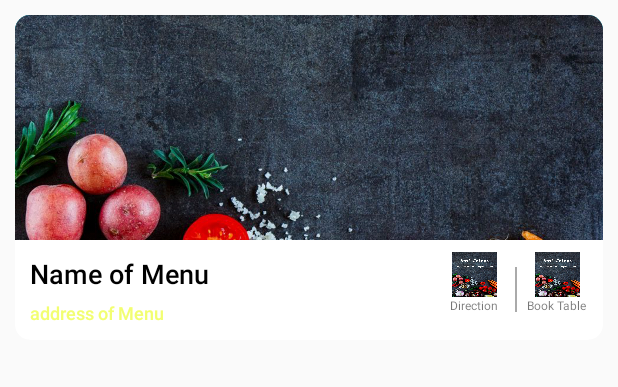
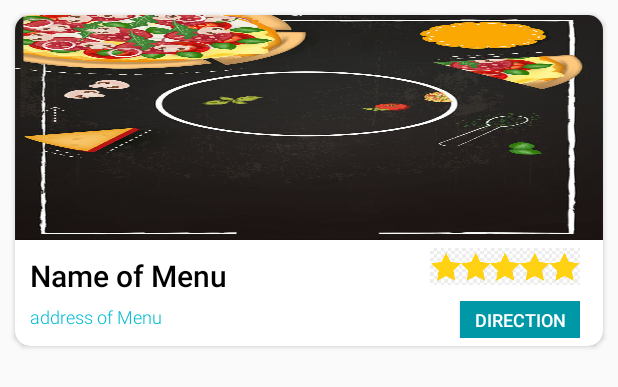
Before and after one commit to simranjots/Food_Galaxy, an Android app: the layout menu_item.xml on its own in the app's theme, with its tools: preview values and no code run, on a phone screen of 412 x 824 dp. Shown: the top 387 px of the screen. Run offline under Robolectric (Android 15) with nearby library versions, the phone set to English and light mode, and no system bars.

Commit message:
Design menu

```diff
--- a/app/src/main/java/com/example/foodgalaxy/RestaurantsList.java
+++ b/app/src/main/java/com/example/foodgalaxy/RestaurantsList.java
@@ -13,6 +13,7 @@ import com.example.foodgalaxy.ViewHolder.RestaurantAdapter;
 import java.util.ArrayList;
 
 public class RestaurantsList extends AppCompatActivity {
+
     ArrayList<Restaurant> restaurantsList = new ArrayList<Restaurant>();
     boolean IsDelivery;
     int size;
--- a/app/src/main/java/com/example/foodgalaxy/ViewHolder/RestaurantAdapter.java
+++ b/app/src/main/java/com/example/foodgalaxy/ViewHolder/RestaurantAdapter.java
@@ -6,6 +6,7 @@ import android.util.Log;
 import android.view.LayoutInflater;
 import android.view.View;
 import android.view.ViewGroup;
+import android.widget.LinearLayout;
 import android.widget.RelativeLayout;
 import android.widget.TextView;
 import android.widget.Toast;
@@ -20,6 +21,7 @@ import com.example.foodgalaxy.RestaurantDetailPage;
 import java.util.ArrayList;
 
 public class RestaurantAdapter extends  RecyclerView.Adapter<RestaurantAdapter.ViewHolder>  {
+
     private ArrayList<Restaurant> restaurants;
     private Context mContext;
 
@@ -33,7 +35,7 @@ public class RestaurantAdapter extends  RecyclerView.Adapter<RestaurantAdapter.V
     @Override
     public RestaurantAdapter.ViewHolder onCreateViewHolder(@NonNull ViewGroup parent, int viewType) {
         LayoutInflater layoutInflater = LayoutInflater.from(parent.getContext());
-        View listItem= layoutInflater.inflate(R.layout.restaurants, parent, false);
+        View listItem= layoutInflater.inflate(R.layout.menu_item, parent, false);
         RestaurantAdapter.ViewHolder holder = new RestaurantAdapter.ViewHolder(listItem);
         return holder;
 
@@ -67,11 +69,11 @@ public class RestaurantAdapter extends  RecyclerView.Adapter<RestaurantAdapter.V
     public class ViewHolder extends RecyclerView.ViewHolder
     {
         TextView name;
-        RelativeLayout restaurantList;
+        LinearLayout restaurantList;
         public ViewHolder(@NonNull View itemView) {
             super(itemView);
-            name = itemView.findViewById(R.id.R_Name);
-            restaurantList = itemView.findViewById(R.id.restaurantList);
+            name = itemView.findViewById(R.id.menu_name);
+            restaurantList = itemView.findViewById(R.id.click);
 
         }
     }
--- a/app/src/main/res/layout/menu_item.xml
+++ b/app/src/main/res/layout/menu_item.xml
@@ -3,7 +3,6 @@
     xmlns:app="http://schemas.android.com/apk/res-auto"
     android:layout_width="match_parent"
     android:layout_height="wrap_content"
-
     android:outlineSpotShadowColor="@android:color/background_dark"
     android:orientation="vertical">
     <androidx.cardview.widget.CardView
@@ -16,6 +15,7 @@
             android:layout_width="match_parent"
             android:layout_height="wrap_content"
             android:orientation="vertical"
+            android:id="@+id/click"
             >
 
         <LinearLayout
@@ -29,8 +29,8 @@
                 android:id="@+id/menu_image"
                 android:layout_width="match_parent"
                 android:layout_height="match_parent"
-                    android:scaleType="centerCrop"
-                    android:src="@drawable/background_splashscreen"
+                android:scaleType="fitXY"
+                android:src="@drawable/background"
 
                 />
         </LinearLayout>
@@ -43,7 +43,7 @@
             >
             <LinearLayout
                 android:layout_width="200dp"
-                    android:layout_height="wrap_content"
+                android:layout_height="match_parent"
                 android:orientation="vertical"
                 android:padding="10dp"
                 >
@@ -51,101 +51,61 @@
                 android:id="@+id/menu_name"
                 android:text="Name of Menu"
                 android:textColor="@android:color/background_dark"
-                        android:textSize="18dp"
+                android:textSize="20dp"
                 android:fontFamily="sans-serif-medium"
-                        android:layout_width="match_parent"
+                android:layout_width="wrap_content"
                 android:layout_height="wrap_content" />
             <TextView
                 android:id="@+id/menu_address"
                 android:text="address of Menu"
-                        android:textColor="@color/colorAccent"
+                android:textColor="@color/colorPrimary"
                 android:textSize="12dp"
                 android:layout_marginTop="5dp"
-                        android:fontFamily="sans-serif-medium"
-                        android:layout_width="match_parent"
+                android:fontFamily="sans-serif-light"
+                android:layout_width="wrap_content"
                 android:layout_height="wrap_content" />
             </LinearLayout>
             <LinearLayout
                 android:layout_width="match_parent"
                 android:layout_height="wrap_content"
                 android:orientation="vertical"
-                    android:layout_gravity="center_vertical"
-
                 >
-
                 <LinearLayout
                     android:layout_width="match_parent"
-                        android:layout_height="wrap_content"
+                    android:layout_height="35dp"
                     android:gravity="right"
                     android:padding="5dp"
-
-                        android:layout_gravity="center_vertical"
-
+                    android:layout_marginRight="10dp"
                     android:orientation="horizontal"
                     >
 
-
-
+                    <ImageView
+                        android:id="@+id/menu_rating"
+                        android:layout_width="100dp"
+                        android:layout_height="match_parent"
+                        android:src="@drawable/rating"
+                        android:scaleType="centerCrop" />
+                </LinearLayout>
                 <LinearLayout
-                            android:layout_width="50dp"
-                            android:layout_height="50dp"
-                            android:orientation="vertical"
-                            android:layout_gravity="center"
-                            android:gravity="center">
-                            <ImageButton
-                                android:layout_width="30dp"
-                                android:layout_height="30dp"
-                                android:src="@drawable/splashscreen"
-                                android:scaleType="fitXY"
+                    android:layout_width="match_parent"
+                    android:layout_height="35dp"
+                    android:gravity="right"
+                    android:padding="5dp"
+                    android:layout_marginRight="10dp"
+                    android:orientation="horizontal"
+                    >
+                    <Button
                         android:id="@+id/menu_direction"
-                                android:background="@android:color/white">
-
-
-                            </ImageButton>
-                            <TextView
-                                android:layout_width="wrap_content"
-                                android:layout_height="20dp"
-                                android:text="Direction"
-                                android:textSize="8dp"
+                        android:layout_width="80dp"
+                        android:layout_height="match_parent"
+                        android:text="direction"
+                        android:textSize="12dp"
+                        android:fontFamily="sans-serif-medium"
+                        android:background="@color/colorPrimaryDark"
+                        android:textColor="@color/cardview_light_background"
                         >
 
-                            </TextView>
-                        </LinearLayout>
-                        <LinearLayout
-                            android:layout_width="1dp"
-
-                            android:layout_gravity="center"
-                            android:layout_height="30dp"
-                            android:layout_marginLeft="2dp"
-                            android:background="@android:color/darker_gray"
-                            android:layout_marginRight="2dp">
-
-                        </LinearLayout>
-
-                        <LinearLayout
-                            android:layout_width="50dp"
-                            android:layout_height="50dp"
-                            android:orientation="vertical"
-                            android:layout_gravity="center"
-                            android:gravity="center">
-                            <ImageButton
-                                android:layout_width="30dp"
-                                android:layout_height="30dp"
-                                android:src="@drawable/splashscreen"
-                                android:scaleType="fitXY"
-                                android:id="@+id/menu_table"
-                                android:background="@android:color/white"
-                                >
-
-                            </ImageButton>
-                            <TextView
-                                android:layout_width="wrap_content"
-                                android:layout_height="20dp"
-                                android:text="Book Table"
-                                android:textSize="8dp"
-                                />
-                        </LinearLayout>
-
+                    </Button>
                 </LinearLayout>
             </LinearLayout>
         </LinearLayout>
```
Also changed, not shown: app/src/main/res/drawable-v24/background.jpg (added), app/src/main/res/drawable-v24/rating.png (added). Lines whose indentation alone changed are shown as unchanged.
